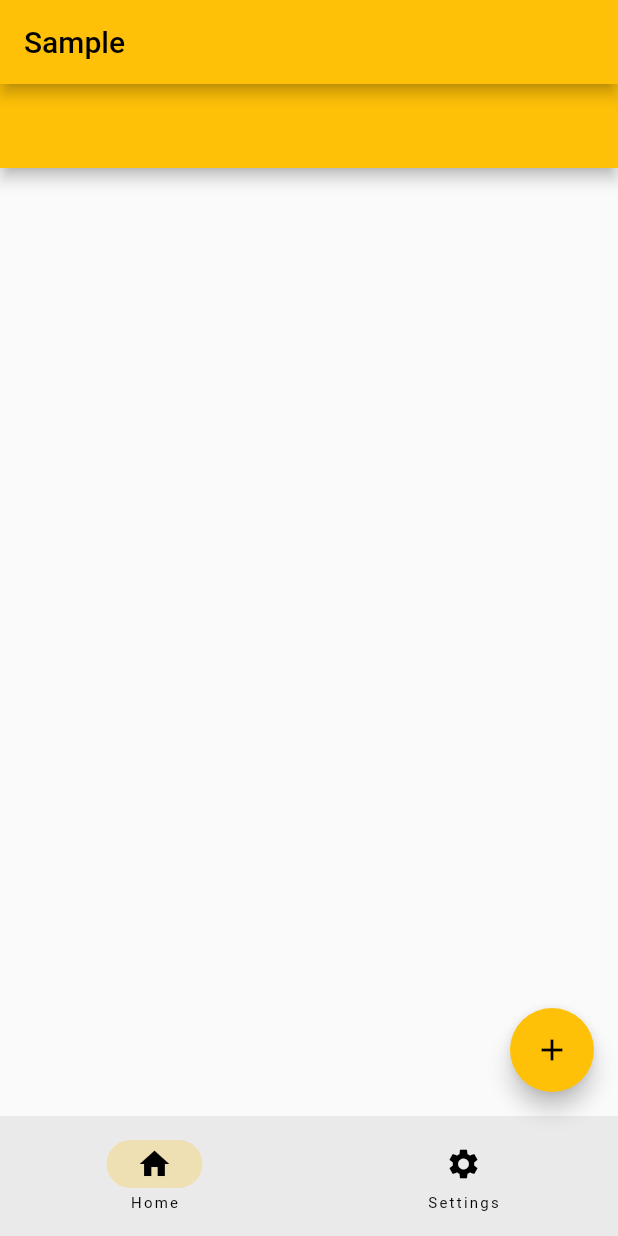
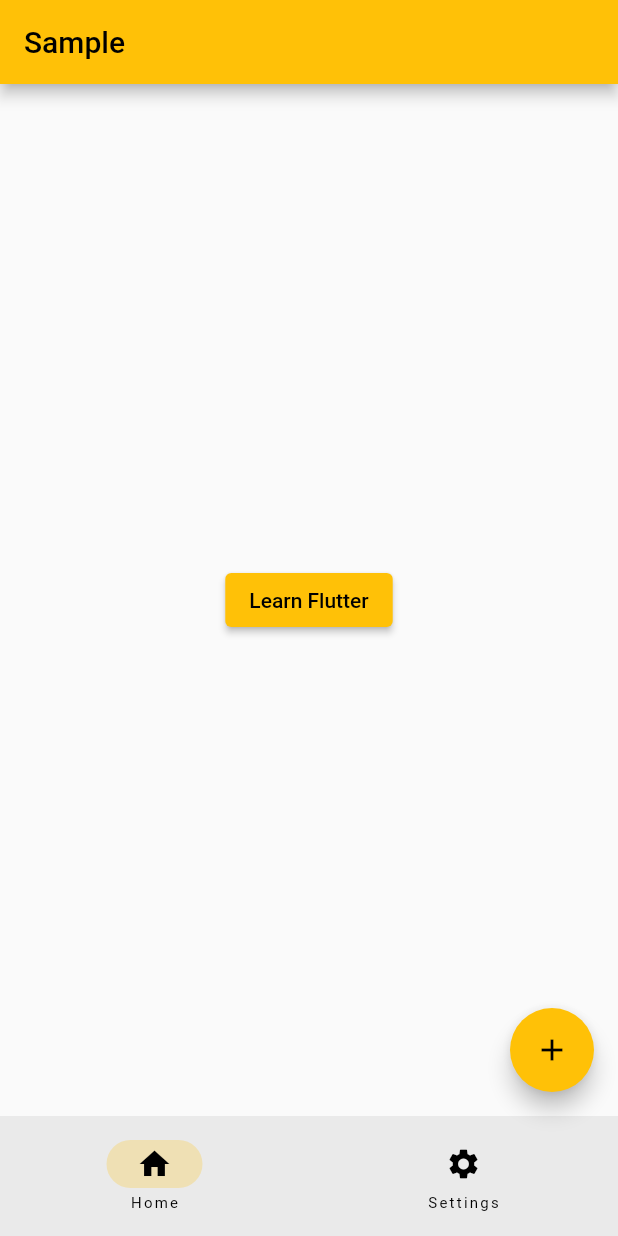
Before and after one commit to nevarwin/Flutter-3.0, a Flutter app: the screen it shows after launch, on a phone screen of 412 x 824 dp. Run offline on Flutter 3.47's test engine with Material 2 defaults, Android fonts, the phone set to English and light mode, and no system bars.

Commit message:
added elevated button

```diff
--- a/flutter3/lib/home_page.dart
+++ b/flutter3/lib/home_page.dart
@@ -5,8 +5,13 @@ class HomePage extends StatelessWidget {
 
   @override
   Widget build(BuildContext context) {
-    return Scaffold(
-      appBar: AppBar(),
+    return Center(
+      child: ElevatedButton(
+        onPressed: () {
+          debugPrint('learn flutter');
+        },
+        child: const Text('Learn Flutter'),
+      ),
     );
   }
 }
```
